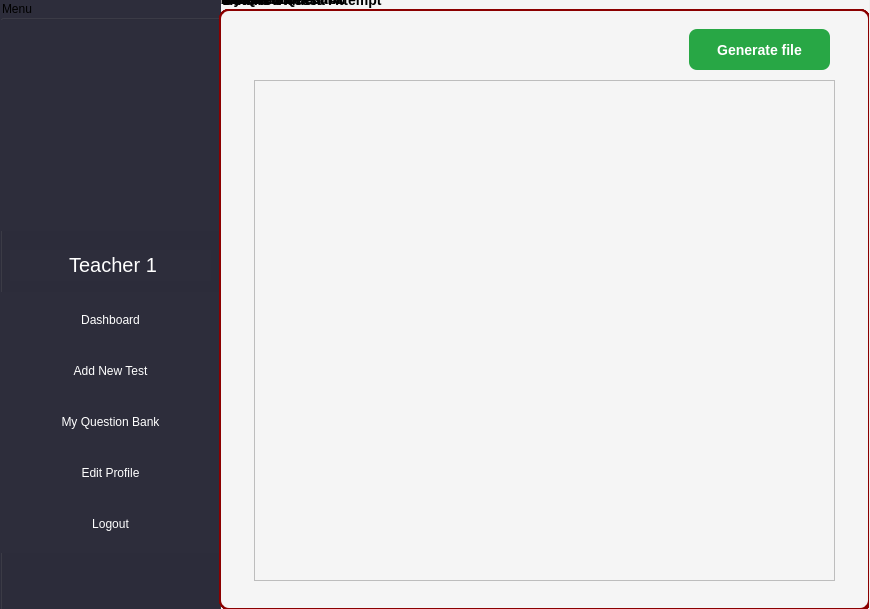
Qt form mainwindow.ui (CulesBao/pbl2-quizz) before a commit.
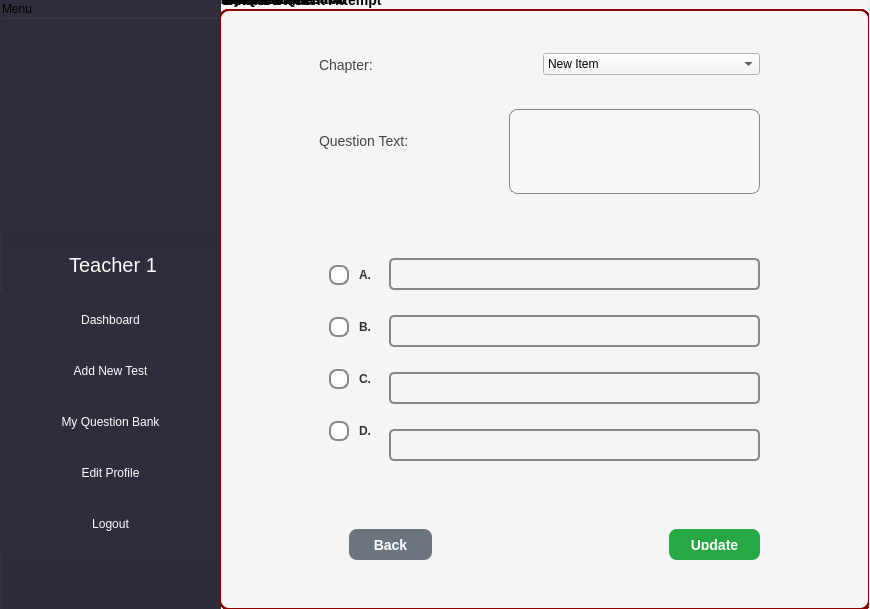
The same form after that commit. The open tabs and pages were chosen to show the change. Icons and pictures are not drawn.

What changed in the file:
```diff
--- a/mainwindow.ui
+++ b/mainwindow.ui
@@ -969,7 +969,7 @@
 </string>
       </property>
       <property name="title">
-       <string>Add New Tesst</string>
+       <string>Add New Test</string>
       </property>
       <widget class="QWidget" name="horizontalLayoutWidget_3">
        <property name="geometry">
@@ -1746,7 +1746,7 @@
         <rect>
          <x>450</x>
          <y>540</y>
-         <width>83</width>
+         <width>91</width>
          <height>31</height>
         </rect>
        </property>
@@ -1775,7 +1775,7 @@
 }</string>
        </property>
        <property name="text">
-        <string>Add</string>
+        <string>Update</string>
        </property>
       </widget>
       <widget class="QWidget" name="horizontalLayoutWidget_6">
@@ -2331,14 +2331,14 @@
       </widget>
      </widget>
      <zorder>groupBoxDetailStudentAttempt</zorder>
-     <zorder>groupBoxAddNewTest</zorder>
      <zorder>groupBoxAddNewQuestion</zorder>
-     <zorder>groupBoxDetailsQuestion</zorder>
      <zorder>leftSidebar</zorder>
      <zorder>groupBoxEditProfile</zorder>
      <zorder>groupBoxMyQuestionBank</zorder>
      <zorder>groupBoxDashboard</zorder>
      <zorder>groupBoxTestDetails</zorder>
+     <zorder>groupBoxAddNewTest</zorder>
+     <zorder>groupBoxDetailsQuestion</zorder>
     </widget>
     <widget class="QWidget" name="pageRegister">
      <widget class="QGroupBox" name="groupBox_2">
```
